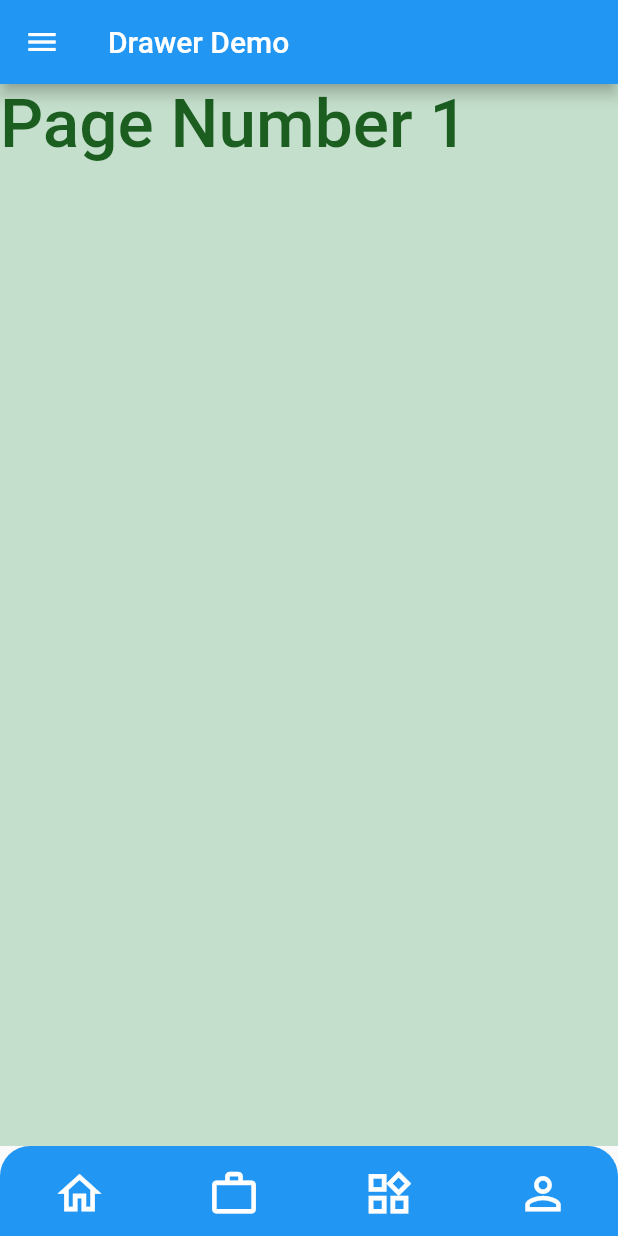
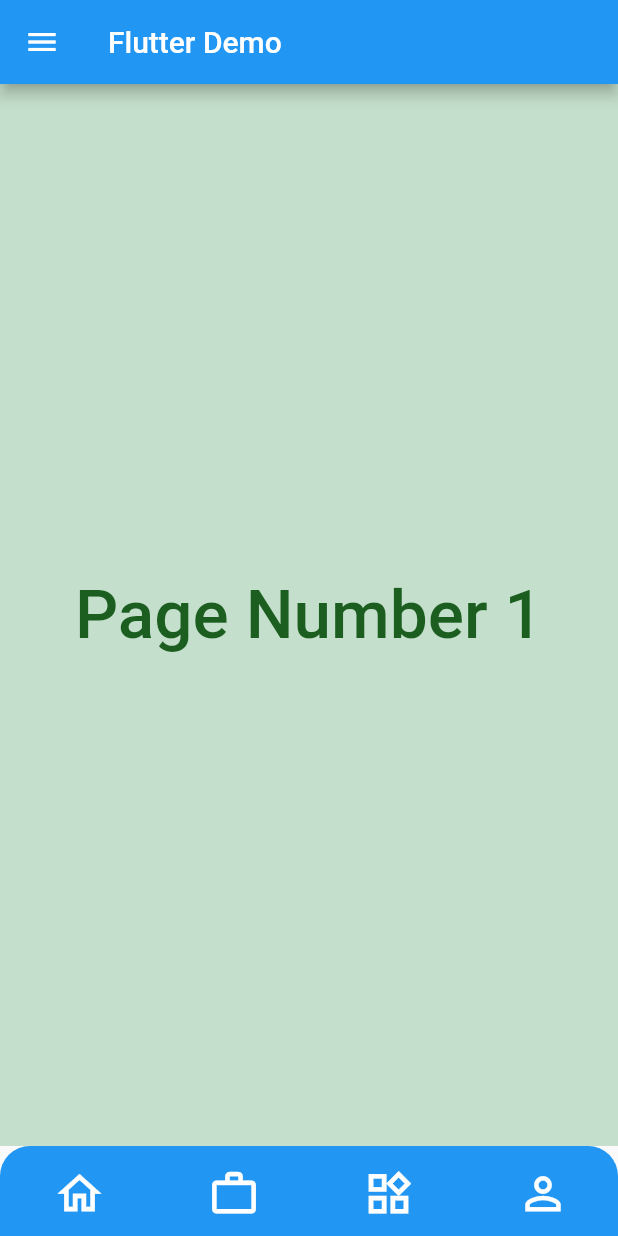
Before and after one commit to ssoumaille/flutter_example, a Flutter app: the screen it shows after launch, on a phone screen of 412 x 824 dp. Run offline on Flutter 3.47's test engine with Material 2 defaults, Android fonts, the phone set to English and light mode, and no system bars.

Commit message:
Refactor widgets

```diff
--- a/analysis_options.yaml
+++ b/analysis_options.yaml
@@ -24,6 +24,7 @@ linter:
   rules:
     # avoid_print: false  # Uncomment to disable the `avoid_print` rule
     # prefer_single_quotes: true  # Uncomment to enable the `prefer_single_quotes` rule
+    prefer_expression_function_bodies: true
 
 # Additional information about this file can be found at
 # https://dart.dev/guides/language/analysis-options
--- a/lib/main.dart
+++ b/lib/main.dart
@@ -7,21 +7,21 @@ void main() {
 class MyApp extends StatelessWidget {
   const MyApp({super.key});
 
-  static const appTitle = 'Drawer Demo';
+  static const appTitle = 'Flutter Demo';
 
   // This widget is the root of your application.
   @override
   Widget build(BuildContext context) => MaterialApp(
         title: appTitle,
+        home: const MyHomePage(title: appTitle),
+        theme: ThemeData.light(),
         initialRoute: '/',
-        routes: <String, WidgetBuilder> {
-          '/': (context) => const MyHomePage(title: appTitle),
+        routes: <String, WidgetBuilder>{
           '/1': (context) => const Page1(),
           '/2': (context) => const Page2(),
           '/3': (context) => const Page3(),
           '/4': (context) => const Page4(),
         }
-
       );
 }
 
@@ -35,21 +35,13 @@ class MyHomePage extends StatefulWidget {
 }
 
 class _HomePageState extends State<MyHomePage> {
+  final controller = PageController();
+
   int pageIndex = 0;
 
-  final pages = [
-    const Page1(),
-    const Page2(),
-    const Page3(),
-    const Page4(),
-  ];
+  final pages = const [Page1(), Page2(), Page3(), Page4(),];
 
-  final controller = PageController();
-
-  @override
-  Widget build(BuildContext context) => Scaffold(
-        appBar: AppBar(title: const Text(MyApp.appTitle)),
-        body: PageView(
+  Widget _buildPageView() => PageView(
         controller: controller,
         children: const [
           Page1(),
@@ -57,14 +49,15 @@ class _HomePageState extends State<MyHomePage> {
           Page3(),
           Page4(),
         ],
-        ),
-        drawer: Drawer(
+      );
+
+  Widget _buildDrawer() => Drawer(
         child: ListView(
           padding: EdgeInsets.zero,
           children: [
             const DrawerHeader(
               decoration: BoxDecoration(
-                  color: const Color.fromARGB(255, 129, 154, 235),
+                color: Color.fromARGB(255, 129, 154, 235),
               ),
               child: Text('Drawer Header'),
             ),
@@ -84,14 +77,36 @@ class _HomePageState extends State<MyHomePage> {
                 Navigator.pushNamed(context, '/2');
               },
             ),
+            ListTile(
+              title: const Text('Page 3'),
+              onTap: () {
+                // Update the state of the app.
+                // ...
+                Navigator.pushNamed(context, '/3');
+              },
+            ),
+            ListTile(
+              title: const Text('Page 4'),
+              onTap: () {
+                // Update the state of the app.
+                // ...
+                Navigator.pushNamed(context, '/4');
+              },
+            ),
           ],
         ),
-        ),
+      );
+
+  @override
+  Widget build(BuildContext context) => Scaffold(
+        appBar: AppBar(title: const Text(MyApp.appTitle)),
+        body: pages[pageIndex],
+        drawer: _buildDrawer(),
         bottomNavigationBar: Container(
           height: 60,
-          decoration: BoxDecoration(
-            color: Theme.of(context).primaryColor,
-            borderRadius: const BorderRadius.only(
+          decoration: const BoxDecoration(
+            color: Colors.blue,
+            borderRadius: BorderRadius.only(
               topLeft: Radius.circular(20),
               topRight: Radius.circular(20),
             ),
@@ -99,59 +114,49 @@ class _HomePageState extends State<MyHomePage> {
           child: Row(
             mainAxisAlignment: MainAxisAlignment.spaceAround,
             children: [
-              IconButton(
-                enableFeedback: false,
-                onPressed: () => setState(() => pages[0]),
-                icon: const Icon(
-                  Icons.home_outlined,
-                  color: Colors.white,
-                  size: 35,
-                ),
-              ),
-              IconButton(
-                enableFeedback: false,
-                onPressed: () => setState(() => pages[1]),
-                icon: const Icon(
-                  Icons.work_outline_outlined,
-                  color: Colors.white,
-                  size: 35,
-                ),
-              ),
-              IconButton(
-                enableFeedback: false,
-                onPressed: () => setState(() => pages[2]),
-                icon: const Icon(
-                  Icons.widgets_outlined,
-                  color: Colors.white,
-                  size: 35,
-                ),
-              ),
-              IconButton(
-                enableFeedback: false,
-                onPressed: () => setState(() => pages[3]),
-                icon: const Icon(
-                  Icons.person_outline,
-                  color: Colors.white,
-                  size: 35,
-                ),
-              ),
+              iconButton1(context),
+              iconButton2(context),
+              iconButton3(context),
+              iconButton4(context),
             ],
           ),
         ),
       );
 }
 
+Widget iconButton1(context) => IconButton(
+      enableFeedback: false,
+      onPressed: () => Navigator.pushNamed(context, '/1'),
+      icon: const Icon(Icons.home_outlined, color: Colors.white, size: 35),
+    );
+
+Widget iconButton2(context) => IconButton(
+      enableFeedback: false,
+      onPressed: () => Navigator.pushNamed(context, '/2'),
+      icon: const Icon(Icons.work_outline_outlined, color: Colors.white, size: 35),
+    );
+
+Widget iconButton3(context) => IconButton(
+  enableFeedback: false,
+  onPressed: () => Navigator.pushNamed(context, '/3'),
+  icon: const Icon(Icons.widgets_outlined, color: Colors.white, size: 35),
+);
+
+Widget iconButton4(context) => IconButton(
+  enableFeedback: false,
+  onPressed: () => Navigator.pushNamed(context, '/4'),
+  icon: const Icon(Icons.person_outline, color: Colors.white, size: 35),
+);
+
 class Page1 extends StatelessWidget {
   const Page1({Key? key}) : super(key: key);
 
   @override
-  Widget build(BuildContext context) => Scaffold(
+  build(context) => Scaffold(
         backgroundColor: const Color(0xffC4DFCB),
-        body: ListView(
-          padding: EdgeInsets.zero,
-          children: [
-            GestureDetector(
-              onTap: () => Navigator.pop(context),
+        body: Center(
+          child: GestureDetector(
+            onTap: () => Navigator.pushNamed(context, '/'),
             child: Text(
               "Page Number 1",
               style: TextStyle(
@@ -161,7 +166,6 @@ class Page1 extends StatelessWidget {
               ),
             ),
           ),
-          ],
         ),
       );
 }
@@ -181,8 +185,7 @@ class Page2 extends StatelessWidget {
               fontSize: 45,
               fontWeight: FontWeight.w500,
             ),
-          )
-        ),
+          )),
         ),
       );
 }
@@ -192,6 +195,7 @@ class Page3 extends StatelessWidget {
 
   @override
   Widget build(BuildContext context) => Container(
+          child: Material(
             color: const Color(0xffC4DFCB),
             child: Center(
               child: Text(
@@ -203,7 +207,7 @@ class Page3 extends StatelessWidget {
                 ),
               ),
             ),
-      );
+      ));
 }
 
 class Page4 extends StatelessWidget {
@@ -211,6 +215,7 @@ class Page4 extends StatelessWidget {
 
   @override
   Widget build(BuildContext context) => Container(
+          child: Material(
             color: const Color(0xffC4DFCB),
             child: Center(
               child: Text(
@@ -222,5 +227,5 @@ class Page4 extends StatelessWidget {
                 ),
               ),
             ),
-      );
+      ));
 }
```
Also changed, not shown: pubspec.yaml (+1 -10 lines). Lines whose indentation alone changed are shown as unchanged.
